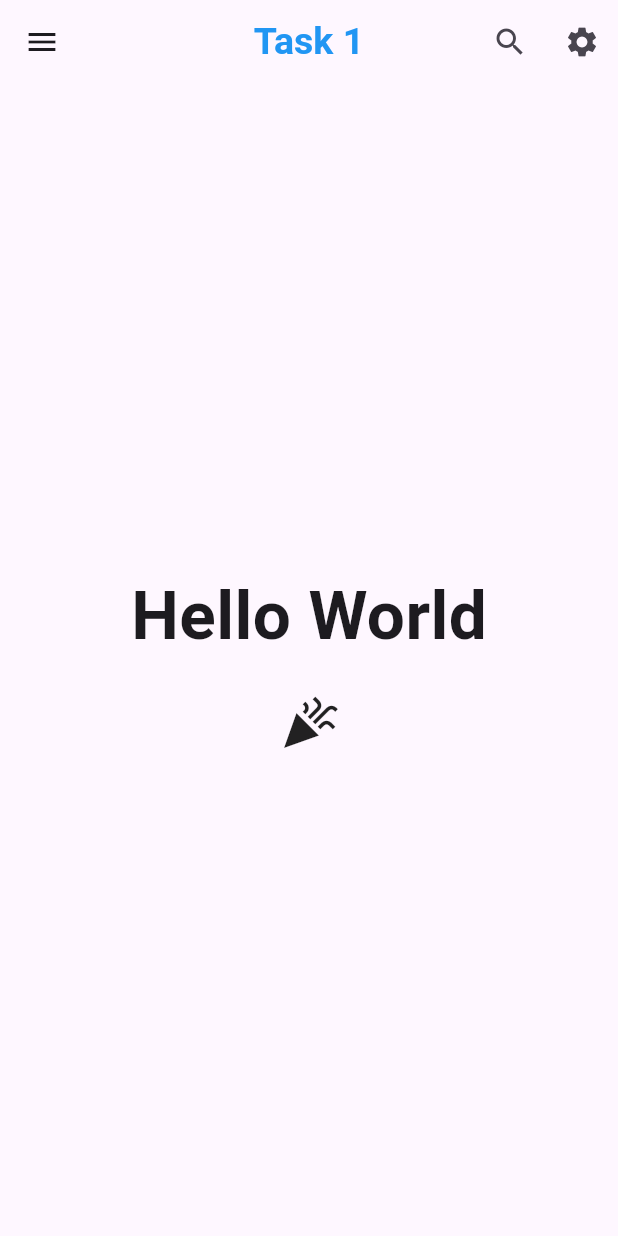
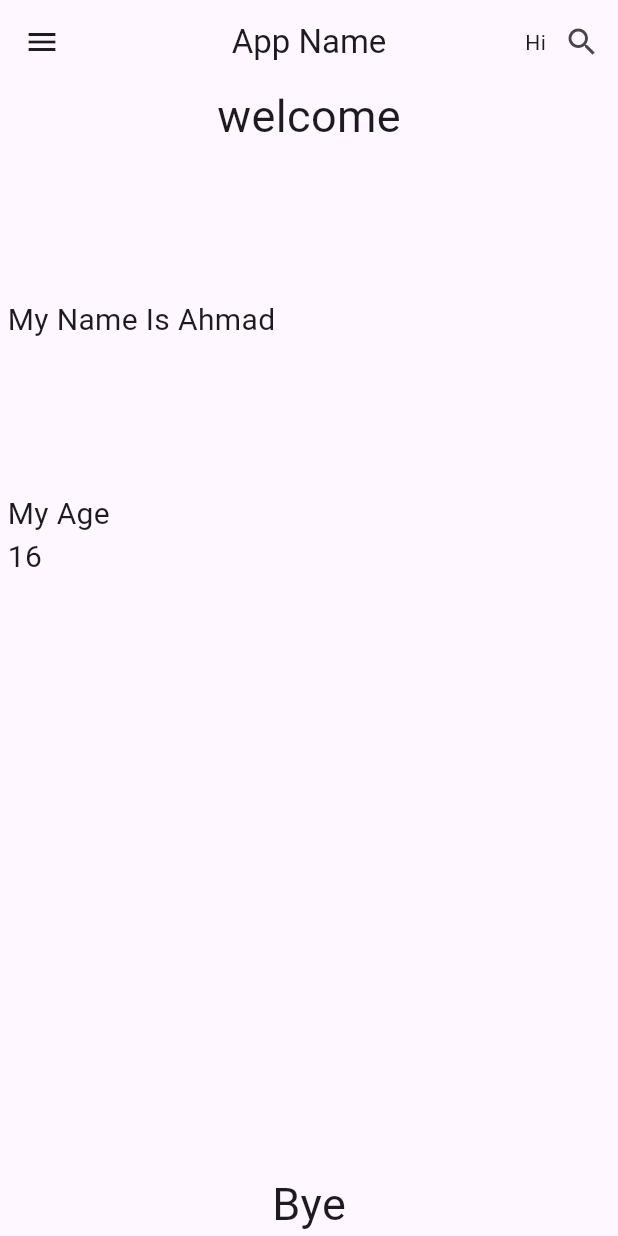
Before and after one commit to farghal21/nti_tasks, a Flutter app: the screen it shows after launch, on a phone screen of 412 x 824 dp. Run offline on Flutter 3.47's test engine with Material 3 defaults, Android fonts, the phone set to English and light mode, and no system bars.

Commit message:
session task

```diff
--- a/lib/main.dart
+++ b/lib/main.dart
@@ -1,4 +1,5 @@
 import 'package:flutter/material.dart';
+import 'package:nti_course_task1/session_task.dart';
 import 'package:nti_course_task1/task.dart';
 
 void main() {
@@ -12,7 +13,7 @@ class MyApp extends StatelessWidget {
   Widget build(BuildContext context) {
     return MaterialApp(
       debugShowCheckedModeBanner: false,
-      home: Task1(),
+      home: SessionTask(),
     );
   }
 }
--- /dev/null
+++ b/lib/session_task.dart
@@ -0,0 +1,68 @@
+import 'package:flutter/material.dart';
+
+class SessionTask extends StatelessWidget {
+  const SessionTask({super.key});
+
+  @override
+  Widget build(BuildContext context) {
+    return Scaffold(
+      appBar: AppBar(
+        leading: IconButton(onPressed: () {}, icon: Icon(Icons.menu)),
+        title: Text("App Name"),
+        centerTitle: true,
+        actions: [
+          Text("Hi"),
+          IconButton(
+            onPressed: () {},
+            icon: Icon(Icons.search),
+          )
+        ],
+      ),
+      body: Column(
+        crossAxisAlignment: CrossAxisAlignment.start,
+        children: [
+          Center(
+            child: Text(
+              "welcome",
+              style: TextStyle(fontSize: 30),
+            ),
+          ),
+          SizedBox(
+            height: 100,
+          ),
+          Container(
+            margin: EdgeInsets.only(left: 5),
+            child: Text(
+              "My Name Is Ahmad",
+              style: TextStyle(fontSize: 20),
+            ),
+          ),
+          SizedBox(
+            height: 100,
+          ),
+          Container(
+            margin: EdgeInsets.only(left: 5),
+            child: Text(
+              "My Age",
+              style: TextStyle(fontSize: 20),
+            ),
+          ),
+          Container(
+            margin: EdgeInsets.only(left: 5),
+            child: Text(
+              "16",
+              style: TextStyle(fontSize: 20),
+            ),
+          ),
+          Spacer(),
+          Center(
+            child: Text(
+              "Bye",
+              style: TextStyle(fontSize: 30),
+            ),
+          ),
+        ],
+      ),
+    );
+  }
+}
```
